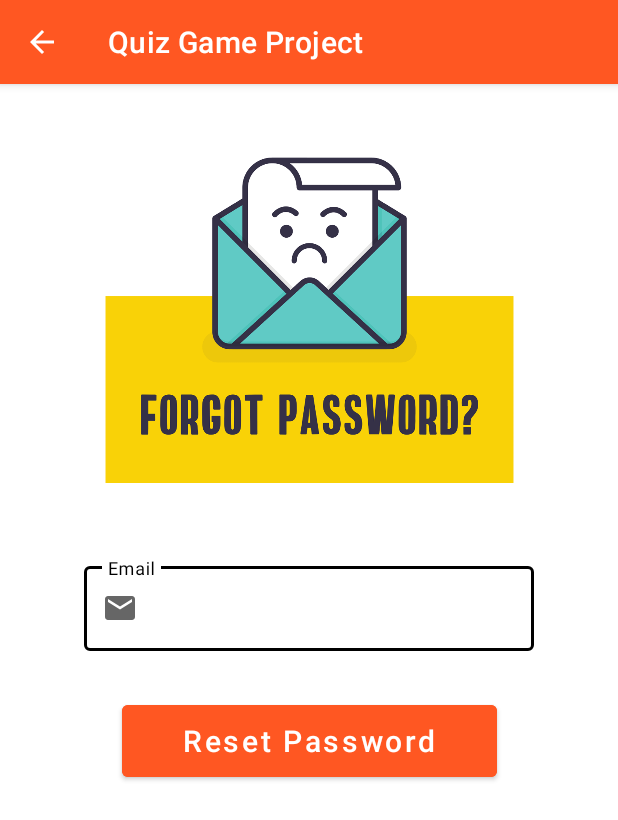
After one commit to Morshed-GitHub/Quiz-Game, an Android app: the ForgotPasswordActivity screen opened directly, with no data from a screen before it, on a phone screen of 412 x 824 dp. The commit adds this screen. Shown: the top 820 px of the screen. Run offline under Robolectric (Android 15) with nearby library versions, the phone set to English and light mode, and no system bars; our stand-ins replace Firebase (no records; nobody signed in at launch, a user with empty details on screens opened directly).

Commit message:
Forgot Password Functionality Implemented

```diff
--- a/app/src/main/AndroidManifest.xml
+++ b/app/src/main/AndroidManifest.xml
@@ -2,7 +2,7 @@
 <manifest xmlns:android="http://schemas.android.com/apk/res/android"
     xmlns:tools="http://schemas.android.com/tools">
 
-    <uses-permission android:name="android.permission.INTERNET"/>
+    <uses-permission android:name="android.permission.INTERNET" />
 
     <application
         android:allowBackup="true"
@@ -14,10 +14,15 @@
         android:theme="@style/Theme.QuizGameProject"
         tools:targetApi="31">
         <activity
+            android:name=".ForgotPasswordActivity"
+            android:exported="false"
+            android:parentActivityName=".LoginActivity"
+            android:theme="@style/SignupTheme"/>
+        <activity
             android:name=".SignupActivity"
             android:exported="false"
-            android:theme="@style/SignupTheme"
-            android:parentActivityName=".LoginActivity"/>
+            android:parentActivityName=".LoginActivity"
+            android:theme="@style/SignupTheme" />
         <activity
             android:name=".LoginActivity"
             android:exported="false"
@@ -35,7 +40,7 @@
         <activity
             android:name=".MainActivity"
             android:exported="true"
-            android:theme="@style/SignupTheme"/>
+            android:theme="@style/SignupTheme" />
     </application>
 
 </manifest>
--- /dev/null
+++ b/app/src/main/java/com/learning/quizgameproject/ForgotPasswordActivity.kt
@@ -0,0 +1,35 @@
+package com.learning.quizgameproject
+
+import androidx.appcompat.app.AppCompatActivity
+import android.os.Bundle
+import android.view.View
+import android.widget.Toast
+import com.google.firebase.auth.FirebaseAuth
+import com.learning.quizgameproject.databinding.ActivityForgotPasswordBinding
+
+class ForgotPasswordActivity : AppCompatActivity() {
+    private lateinit var forgotPasswordBinding : ActivityForgotPasswordBinding
+    private val auth : FirebaseAuth = FirebaseAuth.getInstance()
+    override fun onCreate(savedInstanceState: Bundle?) {
+        super.onCreate(savedInstanceState)
+        forgotPasswordBinding = ActivityForgotPasswordBinding.inflate(layoutInflater)
+        val view : View = forgotPasswordBinding.root
+        setContentView(view)
+
+        forgotPasswordBinding.buttonRecoveryPassword.setOnClickListener {
+            val email : String = forgotPasswordBinding.etRecoveryEmail.text.toString()
+            resetPassword(email)
+        }
+    }
+
+    private fun resetPassword(email: String) {
+        auth.sendPasswordResetEmail(email).addOnCompleteListener { task ->
+            if (task.isSuccessful) {
+                Toast.makeText(applicationContext, "We sent a password reset mail to $email ✔", Toast.LENGTH_SHORT).show()
+                finish()
+            } else {
+                Toast.makeText(applicationContext, task.exception!!.localizedMessage.toString(), Toast.LENGTH_SHORT).show()
+            }
+        }
+    }
+}
--- a/app/src/main/java/com/learning/quizgameproject/LoginActivity.kt
+++ b/app/src/main/java/com/learning/quizgameproject/LoginActivity.kt
@@ -27,6 +27,11 @@ class LoginActivity : AppCompatActivity() {
             val email : String = loginBinding.etLoginEmail.text.toString()
             val password : String = loginBinding.etLoginPassword.text.toString()
             signInWithFirebase(email, password)
+        }
+
+        loginBinding.tvForgotPassword.setOnClickListener {
+            val intent : Intent = Intent(this@LoginActivity, ForgotPasswordActivity::class.java)
+            startActivity(intent)
         }
     }
 
--- /dev/null
+++ b/app/src/main/res/layout/activity_forgot_password.xml
@@ -0,0 +1,60 @@
+<?xml version="1.0" encoding="utf-8"?>
+<androidx.constraintlayout.widget.ConstraintLayout xmlns:android="http://schemas.android.com/apk/res/android"
+    xmlns:app="http://schemas.android.com/apk/res-auto"
+    xmlns:tools="http://schemas.android.com/tools"
+    android:layout_width="match_parent"
+    android:layout_height="match_parent"
+    tools:context=".ForgotPasswordActivity">
+
+    <ImageView
+        android:id="@+id/imageView4"
+        android:layout_width="350dp"
+        android:layout_height="250dp"
+        android:layout_marginTop="16dp"
+        app:layout_constraintEnd_toEndOf="parent"
+        app:layout_constraintStart_toStartOf="parent"
+        app:layout_constraintTop_toTopOf="parent"
+        app:srcCompat="@drawable/password_forgot" />
+
+    <com.google.android.material.textfield.TextInputLayout
+        android:id="@+id/textInputLayout"
+        style="@style/Widget.MaterialComponents.TextInputLayout.OutlinedBox"
+        android:layout_width="300dp"
+        android:layout_height="wrap_content"
+        android:layout_marginTop="50dp"
+        app:boxStrokeColor="@color/black"
+        app:hintTextColor="@color/black"
+        app:layout_constraintEnd_toEndOf="parent"
+        app:layout_constraintHorizontal_bias="0.5"
+        app:layout_constraintStart_toStartOf="parent"
+        app:layout_constraintTop_toBottomOf="@+id/imageView4"
+        app:startIconDrawable="@drawable/email">
+
+        <com.google.android.material.textfield.TextInputEditText
+            android:id="@+id/etRecoveryEmail"
+            android:layout_width="match_parent"
+            android:layout_height="wrap_content"
+            android:hint="Email"
+            android:inputType="textEmailAddress"
+            android:textCursorDrawable="@null"
+            tools:layout_editor_absoluteX="67dp"
+            tools:layout_editor_absoluteY="127dp" />
+    </com.google.android.material.textfield.TextInputLayout>
+
+    <Button
+        android:id="@+id/buttonRecoveryPassword"
+        android:layout_width="250dp"
+        android:layout_height="60dp"
+        android:layout_marginTop="30dp"
+        android:backgroundTint="@color/orange"
+        android:text="Reset Password"
+        android:textAllCaps="false"
+        android:textColor="@color/white"
+        android:textSize="20sp"
+        app:layout_constraintEnd_toEndOf="parent"
+        app:layout_constraintHorizontal_bias="0.5"
+        app:layout_constraintStart_toStartOf="parent"
+        app:layout_constraintTop_toBottomOf="@+id/textInputLayout" />
+
+
+</androidx.constraintlayout.widget.ConstraintLayout>
```
Also changed, not shown: app/src/main/res/drawable/password_forgot.png (added).
